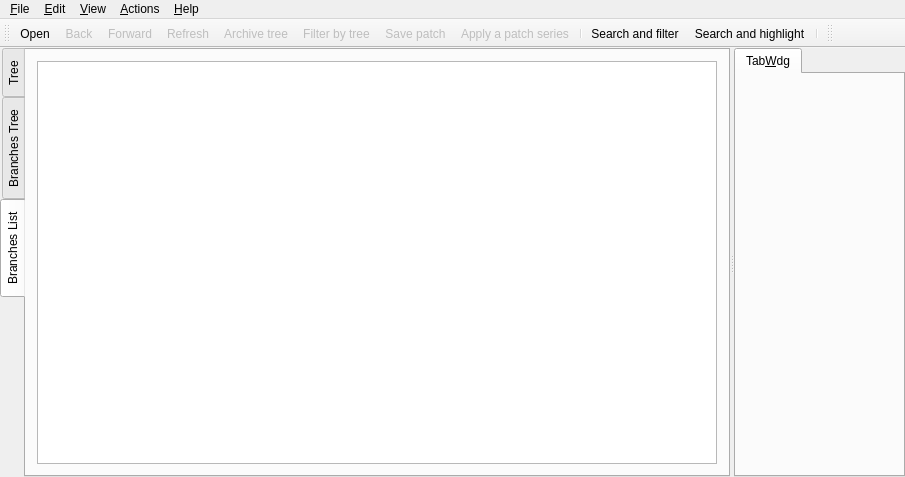
Above: src/mainview.ui from antis81/QGit-mod before the change. Below: the same form after it.
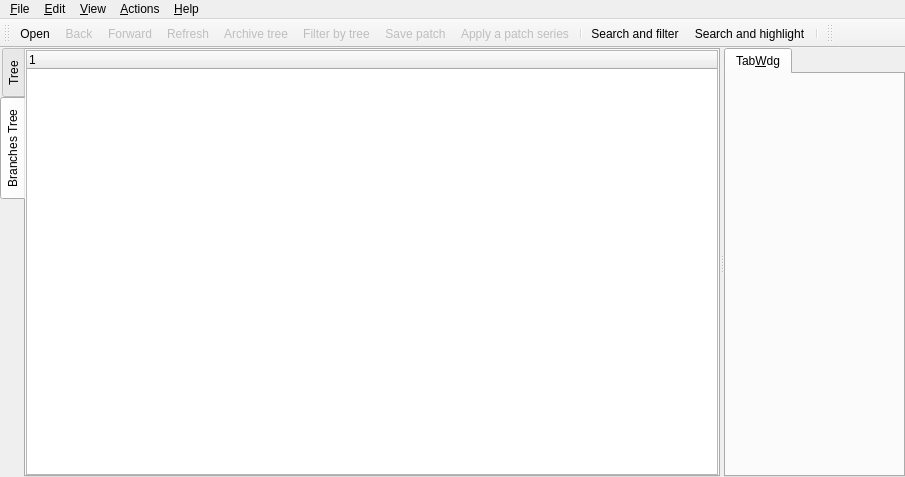
That is the form after the change. Icons and pictures are not drawn. Custom widgets are drawn as their Qt base class.

Commit message: Fixed BranchesTree. Remove BranchesList. Not tested.

Patch:
```diff
--- a/src/mainview.ui
+++ b/src/mainview.ui
@@ -38,7 +38,7 @@
         <enum>QTabWidget::West</enum>
        </property>
        <property name="currentIndex">
-        <number>2</number>
+        <number>1</number>
        </property>
        <property name="elideMode">
         <enum>Qt::ElideNone</enum>
@@ -123,22 +123,6 @@
          </item>
         </layout>
        </widget>
-       <widget class="QWidget" name="tab_3">
-        <property name="sizePolicy">
-         <sizepolicy hsizetype="Preferred" vsizetype="Preferred">
-          <horstretch>0</horstretch>
-          <verstretch>0</verstretch>
-         </sizepolicy>
-        </property>
-        <attribute name="title">
-         <string>Branches List</string>
-        </attribute>
-        <layout class="QHBoxLayout" name="horizontalLayout_6">
-         <item>
-          <widget class="BranchesList" name="branchesList"/>
-         </item>
-        </layout>
-       </widget>
       </widget>
       <widget class="QTabWidget" name="tabWdg">
        <widget class="QWidget" name="TabWdg">
@@ -876,11 +860,6 @@
    <extends>QTreeWidget</extends>
    <header>treeview.h</header>
   </customwidget>
-  <customwidget>
-   <class>BranchesList</class>
-   <extends>QListWidget</extends>
-   <header>brancheslist.h</header>
-  </customwidget>
   <customwidget>
    <class>BranchesTree</class>
    <extends>QTreeWidget</extends>
```
The commit also changes 8 other files.
